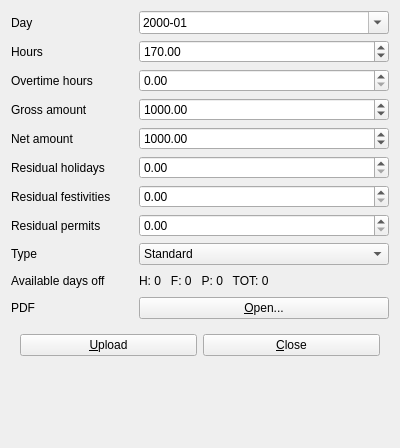
The window that src/main/resources/base/ui/paycheck.ui (pbswengineering/photocopieuse) describes before a commit, drawn with Qt 5.
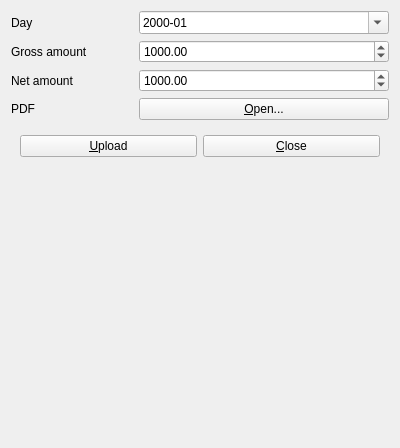
The same window after the commit.

Commit message: Playcheck migration to DokuWiki

What changed in the file:
```diff
--- a/src/main/resources/base/ui/paycheck.ui
+++ b/src/main/resources/base/ui/paycheck.ui
@@ -14,38 +14,14 @@
    <string>Form</string>
   </property>
   <layout class="QGridLayout" name="gridLayout">
-   <item row="11" column="1" colspan="2">
-    <widget class="QPushButton" name="pbPdf">
+   <item row="1" column="0">
+    <widget class="QLabel" name="label_3">
      <property name="text">
-      <string>&amp;Open...</string>
+      <string>Gross amount</string>
      </property>
     </widget>
    </item>
-   <item row="11" column="0">
-    <widget class="QLabel" name="label_9">
-     <property name="text">
-      <string>PDF</string>
-     </property>
-    </widget>
-   </item>
-   <item row="8" column="0">
-    <widget class="QLabel" name="label_8">
-     <property name="text">
-      <string>Residual permits</string>
-     </property>
-    </widget>
-   </item>
-   <item row="5" column="1" colspan="2">
-    <widget class="QDoubleSpinBox" name="dsbNet">
-     <property name="maximum">
-      <double>10000.000000000000000</double>
-     </property>
-     <property name="value">
-      <double>1000.000000000000000</double>
-     </property>
-    </widget>
-   </item>
-   <item row="3" column="1" colspan="2">
+   <item row="1" column="1" colspan="2">
     <widget class="QDoubleSpinBox" name="dsbGross">
      <property name="maximum">
       <double>10000.000000000000000</double>
@@ -62,7 +38,21 @@
      </property>
     </widget>
    </item>
-   <item row="12" column="0" colspan="3">
+   <item row="4" column="0">
+    <widget class="QLabel" name="label_9">
+     <property name="text">
+      <string>PDF</string>
+     </property>
+    </widget>
+   </item>
+   <item row="3" column="0">
+    <widget class="QLabel" name="label_5">
+     <property name="text">
+      <string>Net amount</string>
+     </property>
+    </widget>
+   </item>
+   <item row="5" column="0" colspan="3">
     <widget class="QWidget" name="widget" native="true">
      <layout class="QHBoxLayout" name="horizontalLayout">
       <item>
@@ -82,86 +72,17 @@
      </layout>
     </widget>
    </item>
-   <item row="9" column="0">
-    <widget class="QLabel" name="label_11">
-     <property name="text">
-      <string>Type</string>
-     </property>
-    </widget>
-   </item>
-   <item row="6" column="1" colspan="2">
-    <widget class="QDoubleSpinBox" name="dsbHolidays">
+   <item row="3" column="1" colspan="2">
+    <widget class="QDoubleSpinBox" name="dsbNet">
      <property name="maximum">
-      <double>9999.000000000000000</double>
-     </property>
-    </widget>
-   </item>
-   <item row="7" column="1" colspan="2">
-    <widget class="QDoubleSpinBox" name="dsbFestivities">
-     <property name="maximum">
-      <double>9999.000000000000000</double>
-     </property>
-    </widget>
-   </item>
-   <item row="5" column="0">
-    <widget class="QLabel" name="label_5">
-     <property name="text">
-      <string>Net amount</string>
-     </property>
-    </widget>
-   </item>
-   <item row="3" column="0">
-    <widget class="QLabel" name="label_3">
-     <property name="text">
-      <string>Gross amount</string>
-     </property>
-    </widget>
-   </item>
-   <item row="1" column="0">
-    <widget class="QLabel" name="label">
-     <property name="text">
-      <string>Hours</string>
-     </property>
-    </widget>
-   </item>
-   <item row="7" column="0">
-    <widget class="QLabel" name="label_7">
-     <property name="text">
-      <string>Residual festivities</string>
-     </property>
-    </widget>
-   </item>
-   <item row="10" column="1" colspan="2">
-    <widget class="QLabel" name="lbDaysOff">
-     <property name="minimumSize">
-      <size>
-       <width>0</width>
-       <height>20</height>
-      </size>
-     </property>
-     <property name="text">
-      <string>H: 0   F: 0   P: 0   TOT: 0</string>
-     </property>
-    </widget>
-   </item>
-   <item row="1" column="1" colspan="2">
-    <widget class="QDoubleSpinBox" name="dsbHours">
-     <property name="maximum">
-      <double>200.000000000000000</double>
+      <double>10000.000000000000000</double>
      </property>
      <property name="value">
-      <double>170.000000000000000</double>
+      <double>1000.000000000000000</double>
      </property>
     </widget>
    </item>
-   <item row="10" column="0">
-    <widget class="QLabel" name="label_10">
-     <property name="text">
-      <string>Available days off</string>
-     </property>
-    </widget>
-   </item>
-   <item row="13" column="0">
+   <item row="6" column="0">
     <spacer name="verticalSpacer">
      <property name="orientation">
       <enum>Qt::Vertical</enum>
@@ -174,16 +95,6 @@
      </property>
     </spacer>
    </item>
-   <item row="2" column="1" colspan="2">
-    <widget class="QDoubleSpinBox" name="dsbOvertime"/>
-   </item>
-   <item row="8" column="1" colspan="2">
-    <widget class="QDoubleSpinBox" name="dsbPermits">
-     <property name="maximum">
-      <double>99999.000000000000000</double>
-     </property>
-    </widget>
-   </item>
    <item row="0" column="1" colspan="2">
     <widget class="QDateEdit" name="deDay">
      <property name="showGroupSeparator" stdset="0">
@@ -197,39 +108,13 @@
      </property>
     </widget>
    </item>
-   <item row="2" column="0">
-    <widget class="QLabel" name="label_2">
+   <item row="4" column="1" colspan="2">
+    <widget class="QPushButton" name="pbPdf">
      <property name="text">
-      <string>Overtime hours</string>
+      <string>&amp;Open...</string>
      </property>
     </widget>
    </item>
-   <item row="6" column="0">
-    <widget class="QLabel" name="label_6">
-     <property name="text">
-      <string>Residual holidays</string>
-     </property>
-    </widget>
-   </item>
-   <item row="9" column="1" colspan="2">
-    <widget class="QComboBox" name="cbType">
-     <item>
-      <property name="text">
-       <string>Standard</string>
-      </property>
-     </item>
-     <item>
-      <property name="text">
-       <string>13th salary</string>
-      </property>
-     </item>
-     <item>
-      <property name="text">
-       <string>14th salary</string>
-      </property>
-     </item>
-    </widget>
-   </item>
   </layout>
  </widget>
  <tabstops>
```
Left out of the diff: 5 changed lines with no effect on the pictures. The commit also changes 2 other files.
